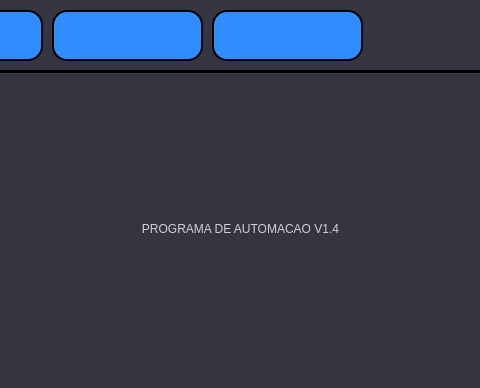
First picture: the form in interface/mainW.ui, repository AlexandreSilvestrin/Programa-automacao, before the edit; both pictures show x 278 to 758 and y 0 to 388 of the 1030 by 900 pixel window.
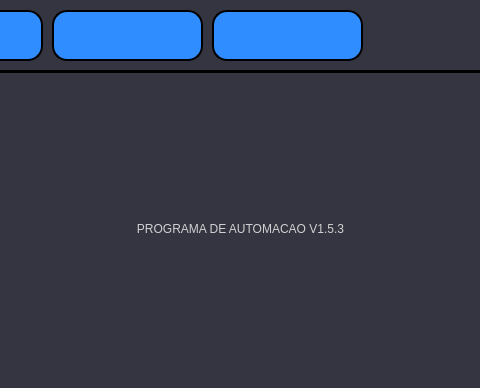
Second picture: the form after the edit. The open tabs and pages were chosen to show the change.

The edit to the form file:
```diff
--- a/interface/mainW.ui
+++ b/interface/mainW.ui
@@ -82,7 +82,7 @@
 </string>
       </property>
       <property name="text">
-       <string>PROGRAMA DE AUTOMACAO V1.4</string>
+       <string>PROGRAMA DE AUTOMACAO V1.5.3</string>
       </property>
       <property name="alignment">
        <set>Qt::AlignCenter</set>
```
Left out of the diff: 2 changed lines with no effect on the pictures.
